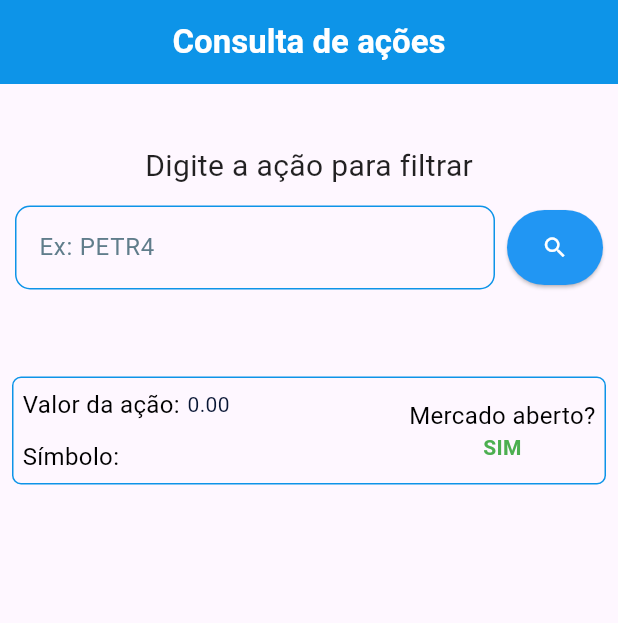
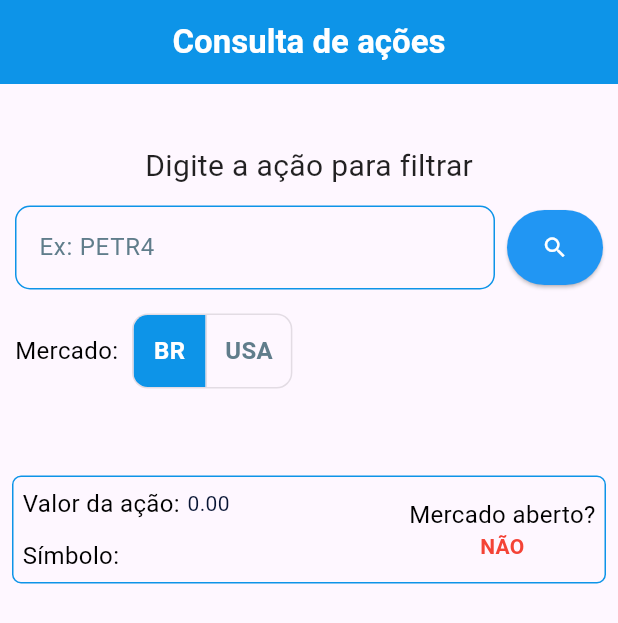
Before and after one commit to viniciusfernandes08/frontend-bolsa-valores, a Flutter app: the screen it shows after launch, after a tap on the "search" icon, on a phone screen of 412 x 824 dp. Shown: the top 623 px of the screen. Run offline on Flutter 3.47's test engine with Material 3 defaults, Android fonts, the light colour scheme and no system bars; our stand-ins replace get.

Commit message:
feat: improve home screen and stocks widget

```diff
--- a/lib/screens/home_screen.dart
+++ b/lib/screens/home_screen.dart
@@ -13,6 +13,7 @@ class HomeScreen extends StatefulWidget {
 class _HomeScreenState extends State<HomeScreen> {
   final HomeController _controller = HomeController();
   final TextEditingController _textController = TextEditingController();
+  String _selectedMarket = 'brapi';
 
   @override
   void dispose() {
@@ -83,7 +84,10 @@ class _HomeScreenState extends State<HomeScreen> {
                       final symbol = _textController.text.trim().toUpperCase();
 
                       if (symbol.isNotEmpty) {
-                        _controller.searchStocks(symbol, 'twelve');
+                        _controller.searchStocks(
+                          symbol,
+                          _selectedMarket.toLowerCase(),
+                        );
                       }
                     },
                     style: ElevatedButton.styleFrom(
@@ -91,6 +95,57 @@ class _HomeScreenState extends State<HomeScreen> {
                       padding: const EdgeInsets.only(top: 16, bottom: 16),
                     ),
                     child: const Icon(Icons.search, color: Colors.white),
+                  ),
+                ],
+              ),
+            ),
+            const SizedBox(height: 16),
+            Padding(
+              padding: const EdgeInsets.only(left: 10),
+              child: Row(
+                mainAxisAlignment: MainAxisAlignment.start,
+                spacing: 5,
+                children: [
+                  const Text(
+                    'Mercado: ',
+                    style: TextStyle(color: Colors.black, fontSize: 16),
+                  ),
+                  ToggleButtons(
+                    isSelected: [
+                      _selectedMarket == 'brapi',
+                      _selectedMarket == 'twelve',
+                    ],
+                    fillColor: AppColors.primaryBlue,
+                    onPressed: (index) {
+                      setState(() {
+                        _selectedMarket = index == 0 ? 'brapi' : 'twelve';
+                      });
+                    },
+                    color: Colors.blueGrey,
+                    selectedColor: Colors.white,
+                    borderRadius: BorderRadius.circular(10),
+                    children: const [
+                      Padding(
+                        padding: EdgeInsets.only(left: 12, right: 12),
+                        child: Text(
+                          'BR',
+                          style: TextStyle(
+                            fontSize: 16,
+                            fontWeight: FontWeight.bold,
+                          ),
+                        ),
+                      ),
+                      Padding(
+                        padding: EdgeInsets.only(left: 12, right: 12),
+                        child: Text(
+                          'USA',
+                          style: TextStyle(
+                            fontSize: 16,
+                            fontWeight: FontWeight.bold,
+                          ),
+                        ),
+                      ),
+                    ],
                   ),
                 ],
               ),
--- a/lib/widgets/stocks_widget.dart
+++ b/lib/widgets/stocks_widget.dart
@@ -9,7 +9,6 @@ class StocksWidget extends StatelessWidget {
   @override
   Widget build(BuildContext context) {
     final homeData = Get.find<GlobalController>().homeData;
-    final bool? isMarketOpen = homeData.isMarketOpen;
 
     final double price = double.tryParse(homeData.price) ?? 0.00;
     String formattedPrice = price.toStringAsFixed(2);
@@ -80,18 +79,18 @@ class StocksWidget extends StatelessWidget {
                       fontWeight: FontWeight.w400,
                     ),
                   ),
-                  isMarketOpen == false
+                  homeData.isMarketOpen == true
                       ? Text(
-                          'NÃO',
+                          'SIM',
                           style: TextStyle(
-                            color: Colors.red,
+                            color: Colors.green,
                             fontWeight: FontWeight.bold,
                           ),
                         )
                       : Text(
-                          'SIM',
+                          'NÃO',
                           style: TextStyle(
-                            color: Colors.green,
+                            color: Colors.red,
                             fontWeight: FontWeight.bold,
                           ),
                         ),
```
